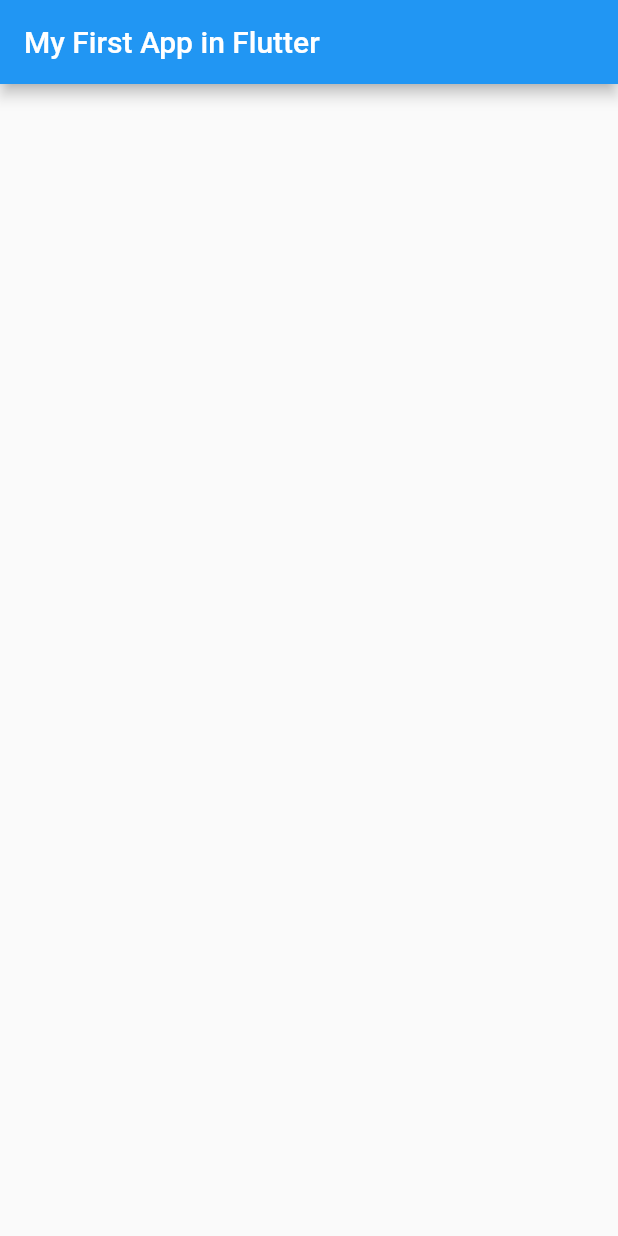
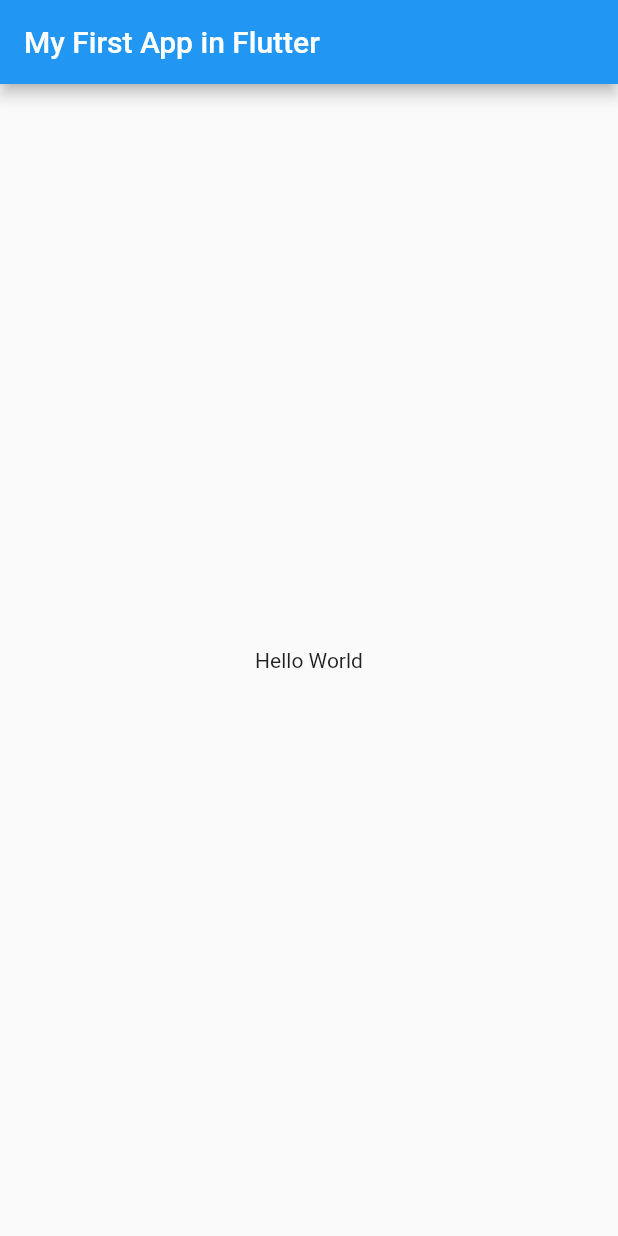
Before and after one commit to Thanukshi/Android-App-With-Flutter, a Flutter app: the screen it shows after launch, on a phone screen of 412 x 824 dp. Run offline on Flutter 3.47's test engine with Material 2 defaults, Android fonts, the phone set to English and light mode, and no system bars.

Commit message:
Using Flutter

```diff
--- a/first_flutter_app/lib/main.dart
+++ b/first_flutter_app/lib/main.dart
@@ -13,7 +13,10 @@ class MyFirstFlutterApp extends StatelessWidget{
       //home: Text('Hello World'),
       home: Scaffold(
         appBar: AppBar(
-          title: Text('My First App in Flutter'),
+          title: Text("My First App in Flutter"),
+        ),
+        body: Center(
+          child: Text("Hello World"),
         ),
       ),
 
```
Also changed, not shown: 1 other file.
